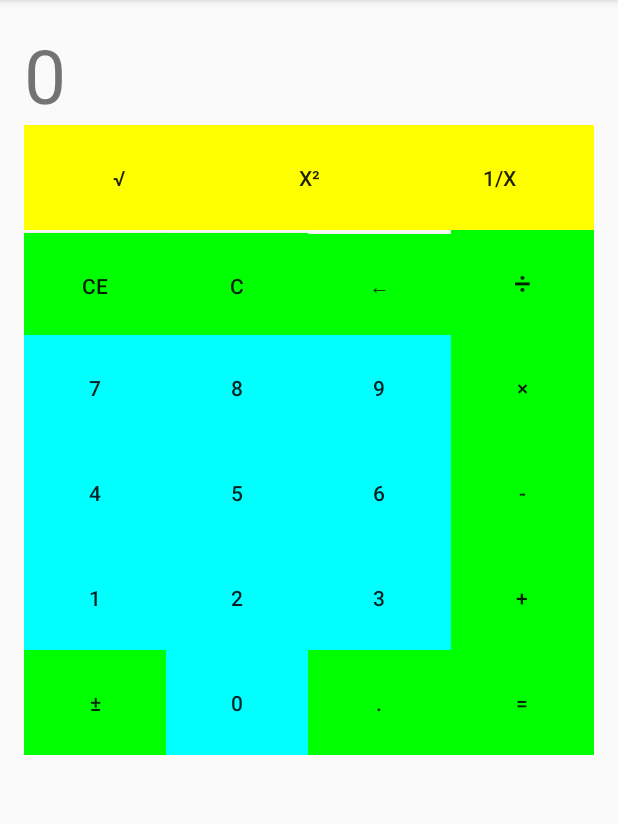
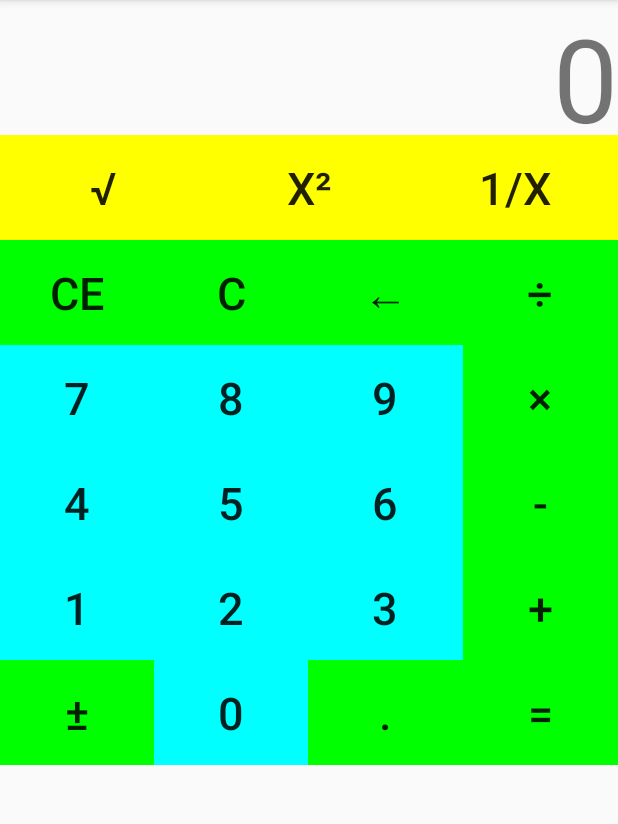
Before and after one commit to gudy123/my-caculator-zhibin, an Android app: the screen it shows after launch (MainActivity), on a phone screen of 412 x 824 dp, the part 84-908 px from its top. Run offline under Robolectric (Android 15) with nearby library versions, the phone set to English and light mode, and no system bars.

```diff
--- a/calculator/app/src/main/res/layout/activity_main.xml
+++ b/calculator/app/src/main/res/layout/activity_main.xml
@@ -11,18 +11,18 @@
     android:id="@+id/activity_main"
     android:layout_width="match_parent"
     android:layout_height="match_parent"
-    android:paddingBottom="@dimen/activity_vertical_margin"
-    android:paddingLeft="@dimen/activity_horizontal_margin"
-    android:paddingRight="@dimen/activity_horizontal_margin"
-    android:paddingTop="@dimen/activity_vertical_margin"
+    android:paddingBottom="0dp"
+    android:paddingLeft="0dp"
+    android:paddingRight="0dp"
+    android:paddingTop="0dp"
     tools:context="com.example.calculator.MainActivity">
 
     <TextView
         android:layout_width="wrap_content"
-        android:layout_height="wrap_content"
+        android:layout_height="90dp"
         android:text="0"
-        android:textSize="50dp"
-        android:gravity="right"
+        android:textSize="77dp"
+        android:layout_alignParentRight="true"
         android:id="@+id/Text1"/>
 
     <!--Lin1   Square Root && Square && Reciprocal-->
@@ -38,6 +38,7 @@
             android:layout_weight="1"
             android:background="#ff0"
             android:text="√"
+            android:textSize="30sp"
             android:onClick="ClickBtnSqRoot"
             android:id="@+id/BtnSqRoot"
             android:shadowColor="#fff"/>
@@ -47,6 +48,7 @@
             android:layout_weight="1"
             android:background="#ff0"
             android:text="x²"
+            android:textSize="30sp"
             android:onClick="ClickBtnSqua"
             android:id="@+id/BtnSqua" />
         <Button
@@ -55,6 +57,7 @@
             android:layout_weight="1"
             android:background="#ff0"
             android:text="1/x"
+            android:textSize="30sp"
             android:onClick="ClickBtnRecip"
             android:id="@+id/BtnRecip"/>
     </LinearLayout>
@@ -71,6 +74,7 @@
             android:layout_weight="1"
             android:background="#0f0"
             android:text="CE"
+            android:textSize="30sp"
             android:onClick="ClickBtnCE"
             android:id="@+id/BtnCE" />
         <Button
@@ -79,6 +83,7 @@
             android:layout_weight="1"
             android:background="#0f0"
             android:text="C"
+            android:textSize="30sp"
             android:onClick="ClickBtnC"
             android:id="@+id/BtnC" />
         <Button
@@ -87,6 +92,7 @@
             android:layout_weight="1"
             android:background="#0f0"
             android:text="←"
+            android:textSize="30sp"
             android:onClick="ClickBtnDelet"
             android:id="@+id/BtnDelet" />
         <Button
@@ -95,7 +101,7 @@
             android:layout_weight="1"
             android:background="#0f0"
             android:text="÷"
-            android:textSize="20dp"
+            android:textSize="30sp"
             android:onClick="ClickBtnDivision"
             android:id="@+id/BtnDivision"/>
     </LinearLayout>
@@ -113,7 +119,7 @@
             android:layout_weight="1"
             android:background="#0ff"
             android:text="7"
-            android:onClick="ClickNumBtn"
+            android:textSize="30sp"
             android:id="@+id/Btn7" />
         <Button
             android:layout_width="0dp"
@@ -121,7 +127,7 @@
             android:layout_weight="1"
             android:background="#0ff"
             android:text="8"
-            android:onClick="ClickNumBtn"
+            android:textSize="30sp"
             android:id="@+id/Btn8" />
         <Button
             android:layout_width="0dp"
@@ -129,7 +135,7 @@
             android:layout_weight="1"
             android:background="#0ff"
             android:text="9"
-            android:onClick="ClickNumBtn"
+            android:textSize="30sp"
             android:id="@+id/Btn9" />
         <Button
             android:layout_width="0dp"
@@ -137,6 +143,7 @@
             android:layout_weight="1"
             android:background="#0f0"
             android:text="×"
+            android:textSize="30sp"
             android:onClick="ClickBtnmul"
             android:id="@+id/Btnmul"/>
     </LinearLayout>
@@ -154,7 +161,7 @@
             android:layout_weight="1"
             android:background="#0ff"
             android:text="4"
-            android:onClick="ClickNumBtn"
+            android:textSize="30sp"
             android:id="@+id/Btn4"/>
         <Button
             android:layout_width="0dp"
@@ -162,7 +169,7 @@
             android:layout_weight="1"
             android:background="#0ff"
             android:text="5"
-            android:onClick="ClickNumBtn"
+            android:textSize="30sp"
             android:id="@+id/Btn5" />
         <Button
             android:layout_width="0dp"
@@ -170,7 +177,7 @@
             android:layout_weight="1"
             android:background="#0ff"
             android:text="6"
-            android:onClick="ClickNumBtn"
+            android:textSize="30sp"
             android:id="@+id/Btn6" />
         <Button
             android:layout_width="0dp"
@@ -178,6 +185,7 @@
             android:layout_weight="1"
             android:background="#0f0"
             android:text="-"
+            android:textSize="30sp"
             android:onClick="ClickBtnSub"
             android:id="@+id/BtnSub"/>
     </LinearLayout>
@@ -195,7 +203,7 @@
             android:layout_weight="1"
             android:background="#0ff"
             android:text="1"
-            android:onClick="ClickNumBtn"
+            android:textSize="30sp"
             android:id="@+id/Btn1" />
         <Button
             android:layout_width="0dp"
@@ -203,7 +211,7 @@
             android:layout_weight="1"
             android:background="#0ff"
             android:text="2"
-            android:onClick="ClickNumBtn"
+            android:textSize="30sp"
             android:id="@+id/Btn2" />
         <Button
             android:layout_width="0dp"
@@ -211,7 +219,7 @@
             android:layout_weight="1"
             android:background="#0ff"
             android:text="3"
-            android:onClick="ClickNumBtn"
+            android:textSize="30sp"
             android:id="@+id/Btn3" />
         <Button
             android:layout_width="0dp"
@@ -219,6 +227,7 @@
             android:layout_weight="1"
             android:background="#0f0"
             android:text="+"
+            android:textSize="30sp"
             android:onClick="ClickBtnAdd"
             android:id="@+id/BtnAdd"/>
     </LinearLayout>
@@ -236,6 +245,7 @@
             android:layout_weight="1"
             android:background="#0f0"
             android:text="±"
+            android:textSize="30sp"
             android:onClick="ClickBtnPorN"
             android:id="@+id/BtnPorN" />
         <Button
@@ -244,7 +254,7 @@
             android:layout_weight="1"
             android:background="#0ff"
             android:text="0"
-            android:onClick="ClickNumBtn"
+            android:textSize="30sp"
             android:id="@+id/BtnZero" />
         <Button
             android:layout_width="0dp"
@@ -252,6 +262,7 @@
             android:layout_weight="1"
             android:background="#0f0"
             android:text="."
+            android:textSize="30sp"
             android:onClick="ClickBtnPoint"
             android:id="@+id/BtnPoint" />
         <Button
@@ -260,6 +271,7 @@
             android:layout_weight="1"
             android:background="#0f0"
             android:text="="
+            android:textSize="30sp"
             android:onClick="ClickBtnEqua"
             android:id="@+id/BtnEqua"/>
     </LinearLayout>
```
Also changed, not shown: calculator/app/src/main/java/com/example/calculator/MainActivity.java (+21 -20 lines).
